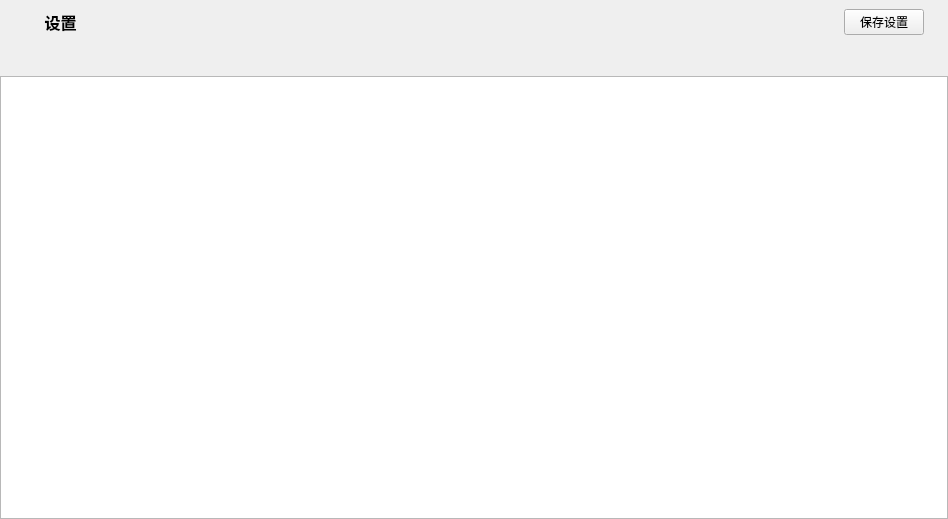
Before: the Qt Designer form QtUi/SettingsPage.ui in PuqiAR/CommonMinecraftLauncher2, drawn with Qt 5.
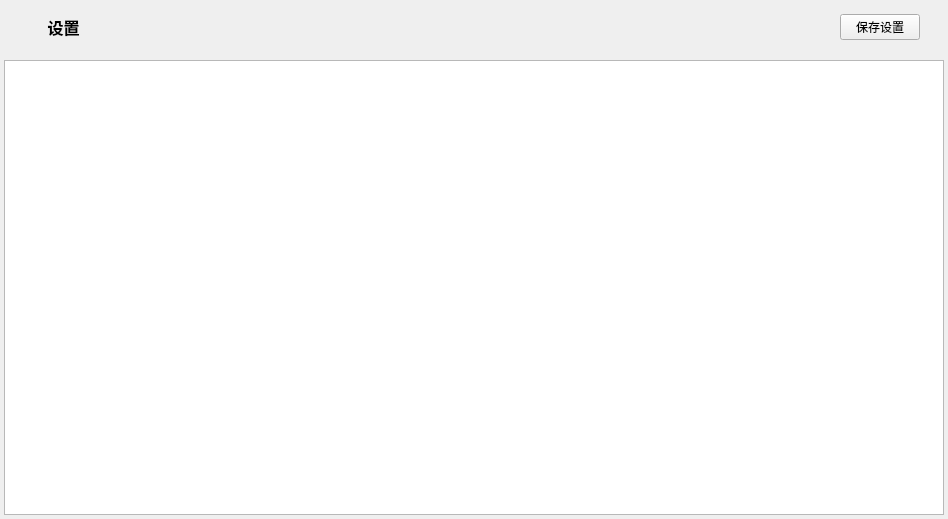
After: the same form once the commit is applied. Custom widgets are drawn as their Qt base class.

```diff
--- a/QtUi/SettingsPage.ui
+++ b/QtUi/SettingsPage.ui
@@ -18,19 +18,19 @@
     <number>0</number>
    </property>
    <property name="leftMargin">
-    <number>0</number>
+    <number>4</number>
    </property>
    <property name="topMargin">
-    <number>0</number>
+    <number>4</number>
    </property>
    <property name="rightMargin">
-    <number>0</number>
+    <number>4</number>
    </property>
    <property name="bottomMargin">
-    <number>0</number>
+    <number>4</number>
    </property>
    <item>
-    <layout class="QVBoxLayout" name="verticalLayout" stretch="2,1,20">
+    <layout class="QVBoxLayout" name="verticalLayout" stretch="2,20">
      <property name="spacing">
       <number>10</number>
      </property>
@@ -113,19 +113,6 @@
        </item>
       </layout>
      </item>
-     <item>
-      <spacer name="verticalSpacer">
-       <property name="orientation">
-        <enum>Qt::Vertical</enum>
-       </property>
-       <property name="sizeHint" stdset="0">
-        <size>
-         <width>20</width>
-         <height>40</height>
-        </size>
-       </property>
-      </spacer>
-     </item>
      <item>
       <widget class="ListWidget" name="ListWidget"/>
      </item>
```
